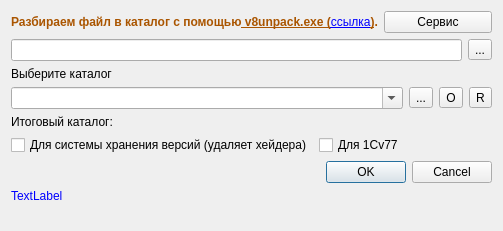
Old version of the form src/widget.ui in the repository trdm/v8UnpackQ4.
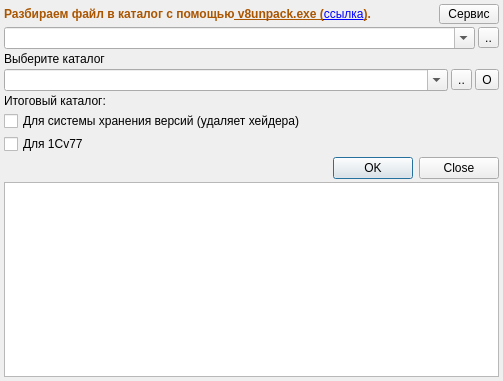
New version of the form.

What changed in the file:
```diff
--- a/src/widget.ui
+++ b/src/widget.ui
@@ -7,13 +7,28 @@
     <x>0</x>
     <y>0</y>
     <width>503</width>
-    <height>231</height>
+    <height>381</height>
    </rect>
   </property>
   <property name="windowTitle">
    <string>v8UnpackQ4</string>
   </property>
   <layout class="QVBoxLayout" name="verticalLayout">
+   <property name="spacing">
+    <number>3</number>
+   </property>
+   <property name="leftMargin">
+    <number>4</number>
+   </property>
+   <property name="topMargin">
+    <number>4</number>
+   </property>
+   <property name="rightMargin">
+    <number>4</number>
+   </property>
+   <property name="bottomMargin">
+    <number>4</number>
+   </property>
    <item>
     <layout class="QHBoxLayout" name="horizontalLayout_3">
      <item>
@@ -24,7 +39,19 @@
       </widget>
      </item>
      <item>
-      <widget class="QPushButton" name="pushButton">
+      <widget class="QPushButton" name="servise_pb">
+       <property name="enabled">
+        <bool>true</bool>
+       </property>
+       <property name="maximumSize">
+        <size>
+         <width>60</width>
+         <height>20</height>
+        </size>
+       </property>
+       <property name="contextMenuPolicy">
+        <enum>Qt::ActionsContextMenu</enum>
+       </property>
        <property name="text">
         <string>Сервис</string>
        </property>
@@ -35,12 +62,19 @@
    <item>
     <layout class="QHBoxLayout" name="horizontalLayout">
      <item>
-      <widget class="QLineEdit" name="fileName_le"/>
+      <widget class="QComboBox" name="fileName_cb">
+       <property name="editable">
+        <bool>true</bool>
+       </property>
+       <property name="insertPolicy">
+        <enum>QComboBox::InsertAtTop</enum>
+       </property>
+      </widget>
      </item>
      <item>
       <widget class="QToolButton" name="fileName_tb">
        <property name="text">
-        <string>...</string>
+        <string>..</string>
        </property>
       </widget>
      </item>
@@ -48,6 +82,12 @@
    </item>
    <item>
     <widget class="QLabel" name="label_2">
+     <property name="sizePolicy">
+      <sizepolicy hsizetype="Preferred" vsizetype="Maximum">
+       <horstretch>0</horstretch>
+       <verstretch>0</verstretch>
+      </sizepolicy>
+     </property>
      <property name="text">
       <string>Выберите каталог</string>
      </property>
@@ -57,6 +97,12 @@
     <layout class="QHBoxLayout" name="horizontalLayout_2">
      <item>
       <widget class="QComboBox" name="directoryComboBox">
+       <property name="sizePolicy">
+        <sizepolicy hsizetype="Preferred" vsizetype="Maximum">
+         <horstretch>0</horstretch>
+         <verstretch>0</verstretch>
+        </sizepolicy>
+       </property>
        <property name="editable">
         <bool>true</bool>
        </property>
@@ -71,7 +117,7 @@
      <item>
       <widget class="QToolButton" name="toolButton">
        <property name="text">
-        <string>...</string>
+        <string>..</string>
        </property>
       </widget>
      </item>
@@ -82,22 +128,18 @@
        </property>
       </widget>
      </item>
-     <item>
-      <widget class="QToolButton" name="resetSettings_tb">
-       <property name="toolTip">
-        <string>Reset settings</string>
-       </property>
-       <property name="text">
-        <string>R</string>
-       </property>
-      </widget>
-     </item>
     </layout>
    </item>
    <item>
     <layout class="QHBoxLayout" name="horizontalLayout_5">
      <item>
       <widget class="QLabel" name="label_3">
+       <property name="sizePolicy">
+        <sizepolicy hsizetype="Maximum" vsizetype="Maximum">
+         <horstretch>0</horstretch>
+         <verstretch>0</verstretch>
+        </sizepolicy>
+       </property>
        <property name="text">
         <string>Итоговый каталог:</string>
        </property>
@@ -105,6 +147,24 @@
      </item>
      <item>
       <widget class="QLabel" name="label_folder_target">
+       <property name="sizePolicy">
+        <sizepolicy hsizetype="Minimum" vsizetype="Preferred">
+         <horstretch>0</horstretch>
+         <verstretch>0</verstretch>
+        </sizepolicy>
+       </property>
+       <property name="minimumSize">
+        <size>
+         <width>0</width>
+         <height>0</height>
+        </size>
+       </property>
+       <property name="maximumSize">
+        <size>
+         <width>16777215</width>
+         <height>16777215</height>
+        </size>
+       </property>
        <property name="palette">
         <palette>
          <active>
@@ -153,88 +213,62 @@
     <layout class="QHBoxLayout" name="horizontalLayout_6">
      <item>
       <widget class="QCheckBox" name="forVCS_cb">
+       <property name="sizePolicy">
+        <sizepolicy hsizetype="Minimum" vsizetype="Maximum">
+         <horstretch>0</horstretch>
+         <verstretch>0</verstretch>
+        </sizepolicy>
+       </property>
        <property name="text">
         <string>Для системы хранения версий (удаляет хейдера)</string>
        </property>
       </widget>
      </item>
-     <item>
-      <widget class="QCheckBox" name="for1Cv77">
-       <property name="text">
-        <string>Для 1Сv77</string>
-       </property>
-      </widget>
-     </item>
     </layout>
    </item>
+   <item>
+    <widget class="QCheckBox" name="for1Cv77">
+     <property name="sizePolicy">
+      <sizepolicy hsizetype="Minimum" vsizetype="Maximum">
+       <horstretch>0</horstretch>
+       <verstretch>0</verstretch>
+      </sizepolicy>
+     </property>
+     <property name="text">
+      <string>Для 1Сv77</string>
+     </property>
+    </widget>
+   </item>
    <item>
     <layout class="QHBoxLayout" name="horizontalLayout_4">
      <item>
       <widget class="QDialogButtonBox" name="buttonBox">
+       <property name="sizePolicy">
+        <sizepolicy hsizetype="Expanding" vsizetype="Maximum">
+         <horstretch>0</horstretch>
+         <verstretch>0</verstretch>
+        </sizepolicy>
+       </property>
        <property name="standardButtons">
-        <set>QDialogButtonBox::Cancel|QDialogButtonBox::Ok</set>
+        <set>QDialogButtonBox::Close|QDialogButtonBox::Ok</set>
        </property>
       </widget>
      </item>
     </layout>
    </item>
    <item>
-    <widget class="QLabel" name="label_status">
-     <property name="palette">
-      <palette>
-       <active>
-        <colorrole role="WindowText">
-         <brush brushstyle="SolidPattern">
-          <color alpha="255">
-           <red>0</red>
-           <green>0</green>
-           <blue>255</blue>
-          </color>
-         </brush>
-        </colorrole>
-       </active>
-       <inactive>
-        <colorrole role="WindowText">
-         <brush brushstyle="SolidPattern">
-          <color alpha="255">
-           <red>0</red>
-           <green>0</green>
-           <blue>255</blue>
-          </color>
-         </brush>
-        </colorrole>
-       </inactive>
-       <disabled>
-        <colorrole role="WindowText">
-         <brush brushstyle="SolidPattern">
-          <color alpha="255">
-           <red>106</red>
-           <green>104</green>
-           <blue>100</blue>
-          </color>
-         </brush>
-        </colorrole>
-       </disabled>
-      </palette>
+    <widget class="QListWidget" name="list_status">
+     <property name="sizePolicy">
+      <sizepolicy hsizetype="Minimum" vsizetype="MinimumExpanding">
+       <horstretch>0</horstretch>
+       <verstretch>0</verstretch>
+      </sizepolicy>
      </property>
-     <property name="text">
-      <string>TextLabel</string>
+     <property name="alternatingRowColors">
+      <bool>true</bool>
      </property>
     </widget>
    </item>
-   <item>
-    <spacer name="verticalSpacer">
-     <property name="orientation">
-      <enum>Qt::Vertical</enum>
-     </property>
-     <property name="sizeHint" stdset="0">
-      <size>
-       <width>20</width>
-       <height>40</height>
-      </size>
-     </property>
-    </spacer>
-   </item>
   </layout>
  </widget>
  <resources/>
```
